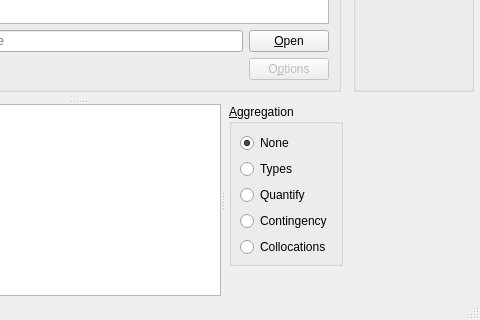
Before: the Qt Designer form coquery/gui/ui/coquery.ui in gkunter/coquery, drawn with Qt 5; both pictures show x 325 to 805 and y 407 to 727 of the 805 by 727 pixel window.
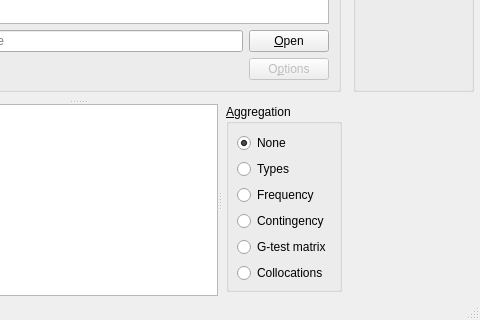
After: the same form once the commit is applied. Icons and pictures are not drawn.

Commit message: Add new aggregation mode

What changed in the file:
```diff
--- a/coquery/gui/ui/coquery.ui
+++ b/coquery/gui/ui/coquery.ui
@@ -619,7 +619,7 @@
 The number of occurrences of each token matching the query string is counted. The 'Query results' table shows one row for each token, with the number of occurrences in the column 'Frequency' . &lt;/p&gt;&lt;/body&gt;&lt;/html&gt;</string>
               </property>
               <property name="text">
-               <string>Quantify</string>
+               <string>Frequency</string>
               </property>
              </widget>
             </item>
@@ -639,6 +639,13 @@
               </property>
              </widget>
             </item>
+            <item>
+             <widget class="QRadioButton" name="radio_aggregate_contrasts">
+              <property name="text">
+               <string>G-test matrix</string>
+              </property>
+             </widget>
+            </item>
             <item>
              <widget class="QRadioButton" name="radio_aggregate_collocations">
               <property name="sizePolicy">
```
The commit also changes 1 other file.
